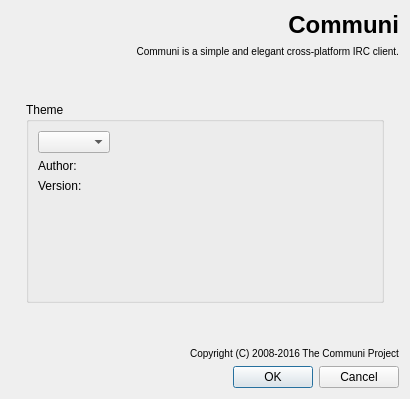
The window that src/app/settingspage.ui (communi/communi-desktop) describes before a commit, drawn with Qt 5.
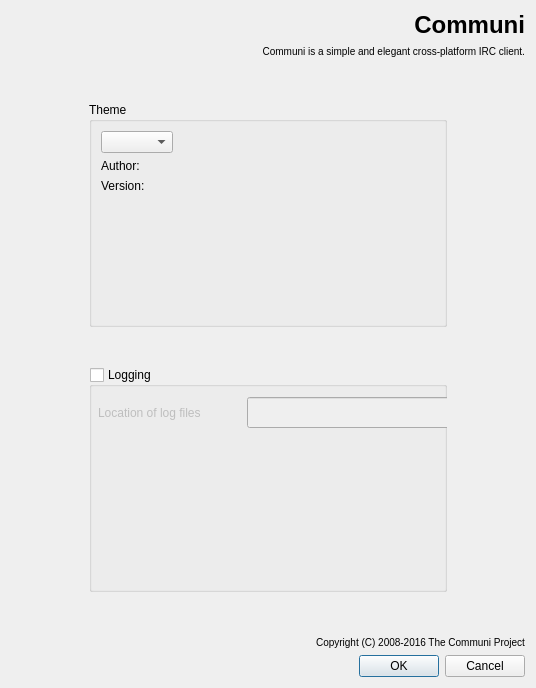
The same window after the commit. Icons and pictures are not drawn. Custom widgets are drawn as their Qt base class.

Commit message: Add simple UI for logging settings

Patch:
```diff
--- a/src/app/settingspage.ui
+++ b/src/app/settingspage.ui
@@ -2,6 +2,14 @@
 <ui version="4.0">
  <class>SettingsPage</class>
  <widget class="QWidget" name="SettingsPage">
+  <property name="geometry">
+   <rect>
+    <x>0</x>
+    <y>0</y>
+    <width>536</width>
+    <height>688</height>
+   </rect>
+  </property>
   <layout class="QVBoxLayout" name="verticalLayout">
    <item>
     <layout class="QGridLayout" name="gridLayout">
@@ -49,6 +57,14 @@
       <bool>true</bool>
      </property>
      <widget class="QWidget" name="container">
+      <property name="geometry">
+       <rect>
+        <x>0</x>
+        <y>0</y>
+        <width>518</width>
+        <height>520</height>
+       </rect>
+      </property>
       <property name="sizePolicy">
        <sizepolicy hsizetype="Preferred" vsizetype="Expanding">
         <horstretch>0</horstretch>
@@ -75,7 +91,7 @@
          </property>
         </spacer>
        </item>
-       <item row="2" column="1">
+       <item row="3" column="1">
         <spacer name="bottomSpacer">
          <property name="orientation">
           <enum>Qt::Vertical</enum>
@@ -199,6 +215,82 @@
          </layout>
         </widget>
        </item>
+       <item row="2" column="1">
+        <widget class="QGroupBox" name="loggingGroup">
+         <property name="sizePolicy">
+          <sizepolicy hsizetype="MinimumExpanding" vsizetype="MinimumExpanding">
+           <horstretch>3</horstretch>
+           <verstretch>0</verstretch>
+          </sizepolicy>
+         </property>
+         <property name="title">
+          <string>Logging</string>
+         </property>
+         <property name="alignment">
+          <set>Qt::AlignLeading|Qt::AlignLeft|Qt::AlignTop</set>
+         </property>
+         <property name="checkable">
+          <bool>true</bool>
+         </property>
+         <property name="checked">
+          <bool>false</bool>
+         </property>
+         <widget class="QWidget" name="horizontalLayoutWidget">
+          <property name="geometry">
+           <rect>
+            <x>9</x>
+            <y>30</y>
+            <width>421</width>
+            <height>31</height>
+           </rect>
+          </property>
+          <layout class="QHBoxLayout" name="loggingLayout">
+           <property name="sizeConstraint">
+            <enum>QLayout::SetDefaultConstraint</enum>
+           </property>
+           <item>
+            <widget class="QLabel" name="loggingLocationLabel">
+             <property name="sizePolicy">
+              <sizepolicy hsizetype="Preferred" vsizetype="Minimum">
+               <horstretch>0</horstretch>
+               <verstretch>0</verstretch>
+              </sizepolicy>
+             </property>
+             <property name="text">
+              <string>Location of log files</string>
+             </property>
+             <property name="alignment">
+              <set>Qt::AlignLeading|Qt::AlignLeft|Qt::AlignVCenter</set>
+             </property>
+            </widget>
+           </item>
+           <item>
+            <spacer name="loggingLocationSpacer">
+             <property name="orientation">
+              <enum>Qt::Horizontal</enum>
+             </property>
+             <property name="sizeHint" stdset="0">
+              <size>
+               <width>40</width>
+               <height>20</height>
+              </size>
+             </property>
+            </spacer>
+           </item>
+           <item>
+            <widget class="QLineEdit" name="loggingLocationLineEdit">
+             <property name="sizePolicy">
+              <sizepolicy hsizetype="Expanding" vsizetype="Preferred">
+               <horstretch>3</horstretch>
+               <verstretch>0</verstretch>
+              </sizepolicy>
+             </property>
+            </widget>
+           </item>
+          </layout>
+         </widget>
+        </widget>
+       </item>
       </layout>
      </widget>
     </widget>
```
The commit also changes 2 other files.
